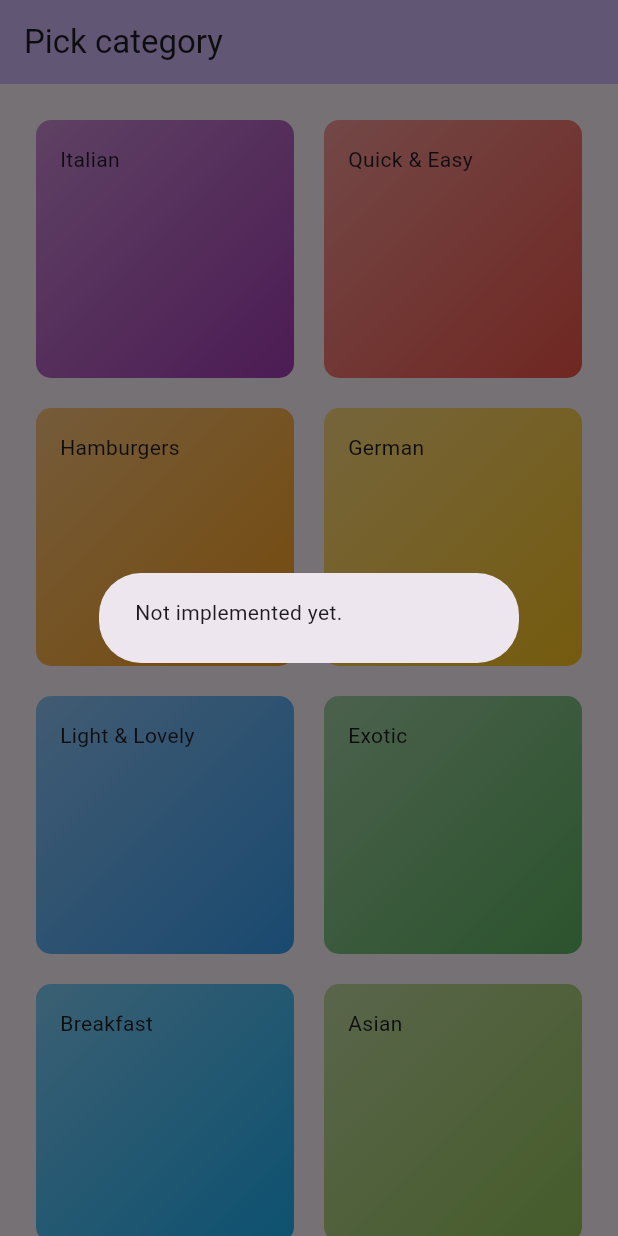
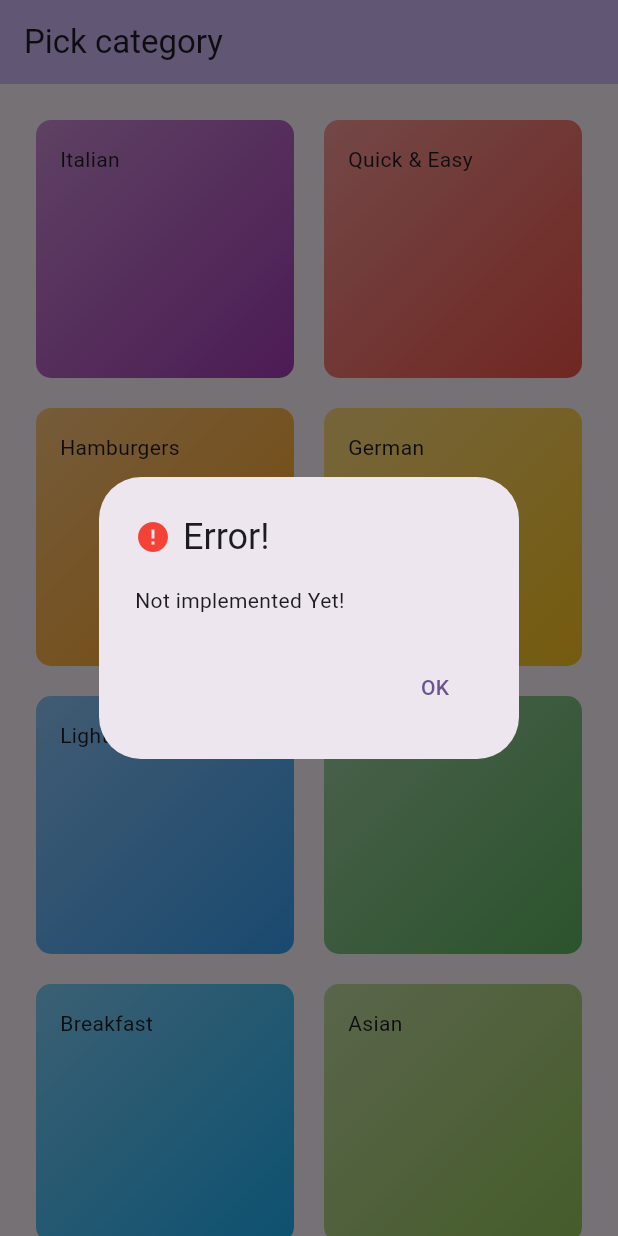
Before and after one commit to dawiz147/flutter_learning, a Flutter app: the screen it shows after launch, after a tap on "Italian", on a phone screen of 412 x 824 dp. Run offline on Flutter 3.47's test engine with Material 2 defaults, Android fonts, the phone set to English and light mode, and no system bars.

Commit message:
Add error dialog #2

```diff
--- /dev/null
+++ b/flutter_learning_playground/lib/constants/errors_texts.dart
@@ -0,0 +1,6 @@
+class ErrorsTexts {
+  static const String warningMessage = 'Warning!';
+  static const String errorMessage = 'Error!';
+  static const String okMessage = 'OK';
+  static const String notImplementedYetMessage = 'Not implemented Yet!';
+}
--- a/flutter_learning_playground/lib/widgets/category_grid_item.dart
+++ b/flutter_learning_playground/lib/widgets/category_grid_item.dart
@@ -1,5 +1,7 @@
 import 'package:flutter/material.dart';
+import 'package:flutter_learning_playground/constants/errors_texts.dart';
 import 'package:flutter_learning_playground/models/category.dart';
+import 'package:flutter_learning_playground/widgets/error_dialog.dart';
 
 class CategoryGridItem extends StatelessWidget {
   final Category category;
@@ -9,11 +11,8 @@ class CategoryGridItem extends StatelessWidget {
   Widget build(BuildContext context) {
     return InkWell(
         onTap: () {
-          showDialog(
-              context: context,
-              builder: (BuildContext context) => const AlertDialog(
-                    content: Text('Not implemented yet.'),
-                  ));
+          ErrorDialog.showErrorDialog(
+              context, ErrorsTexts.notImplementedYetMessage);
         },
         splashColor: Theme.of(context).primaryColor,
         borderRadius: BorderRadius.circular(10),
--- /dev/null
+++ b/flutter_learning_playground/lib/widgets/error_dialog.dart
@@ -0,0 +1,66 @@
+import 'package:flutter/material.dart';
+import 'package:flutter_learning_playground/constants/errors_texts.dart';
+
+enum ErrorType {
+  warning,
+  error,
+}
+
+class ErrorDialog {
+  static void showErrorDialog(BuildContext context, String errorMessage) {
+    _showDialog(context, errorMessage, ErrorType.error);
+  }
+
+  static void showWarningDialog(BuildContext context, String warningMessage) {
+    _showDialog(context, warningMessage, ErrorType.warning);
+  }
+
+  static void _showDialog(
+      BuildContext context, String message, ErrorType type) {
+    IconData icon;
+    Color color;
+    String title;
+
+    switch (type) {
+      case ErrorType.warning:
+        icon = Icons.warning;
+        color = Colors.orange;
+        title = ErrorsTexts.warningMessage;
+        break;
+      case ErrorType.error:
+        icon = Icons.error;
+        color = Colors.red;
+        title = ErrorsTexts.errorMessage;
+        break;
+    }
+
+    showDialog(
+      context: context,
+      builder: (BuildContext context) {
+        return AlertDialog(
+          title: Row(
+            children: [
+              Icon(icon, color: color),
+              const SizedBox(width: 8),
+              Text(title),
+            ],
+          ),
+          content: Text(message),
+          actions: [
+            TextButton(
+              onPressed: () {
+                Navigator.of(context).pop();
+              },
+              child: const Text(ErrorsTexts.okMessage),
+            ),
+          ],
+        );
+      },
+    );
+  }
+}
+
+// Przykład użycia:
+// ErrorDialog.showErrorDialog(context, 'To jest komunikat o błędzie.');
+// lub
+// ErrorDialog.showWarningDialog(context, 'To jest komunikat ostrzeżenia.');
```
